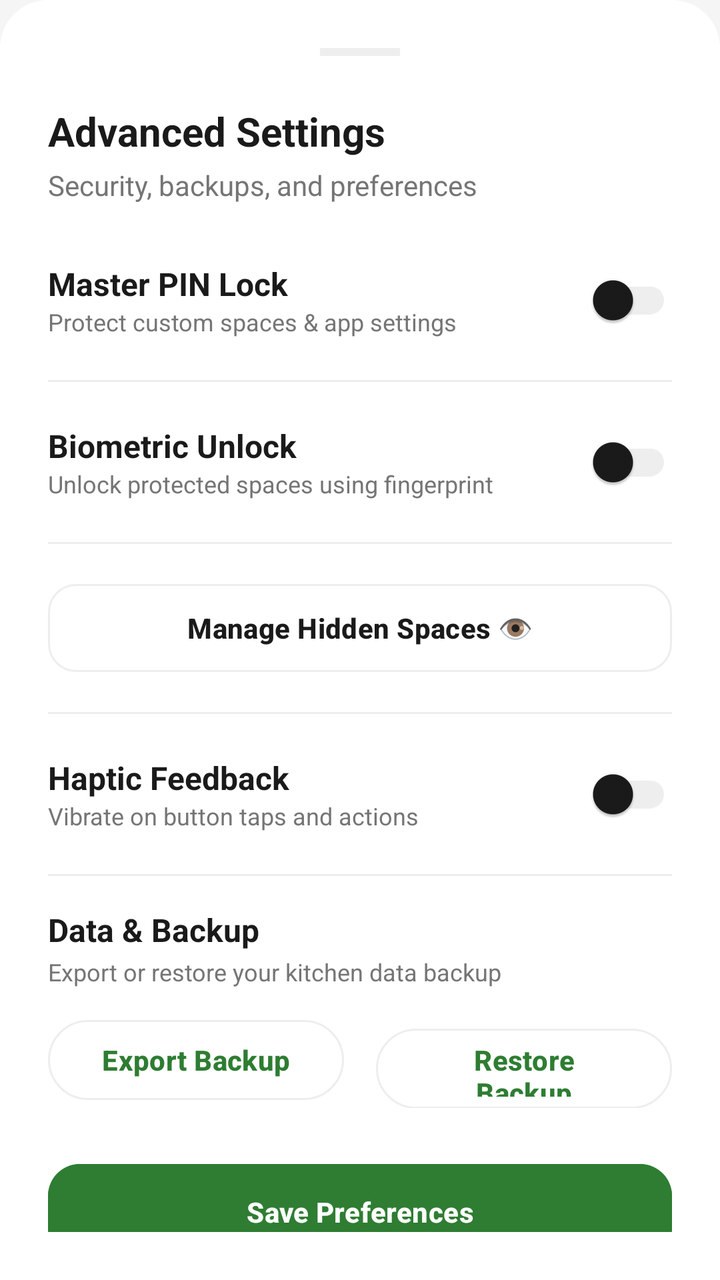
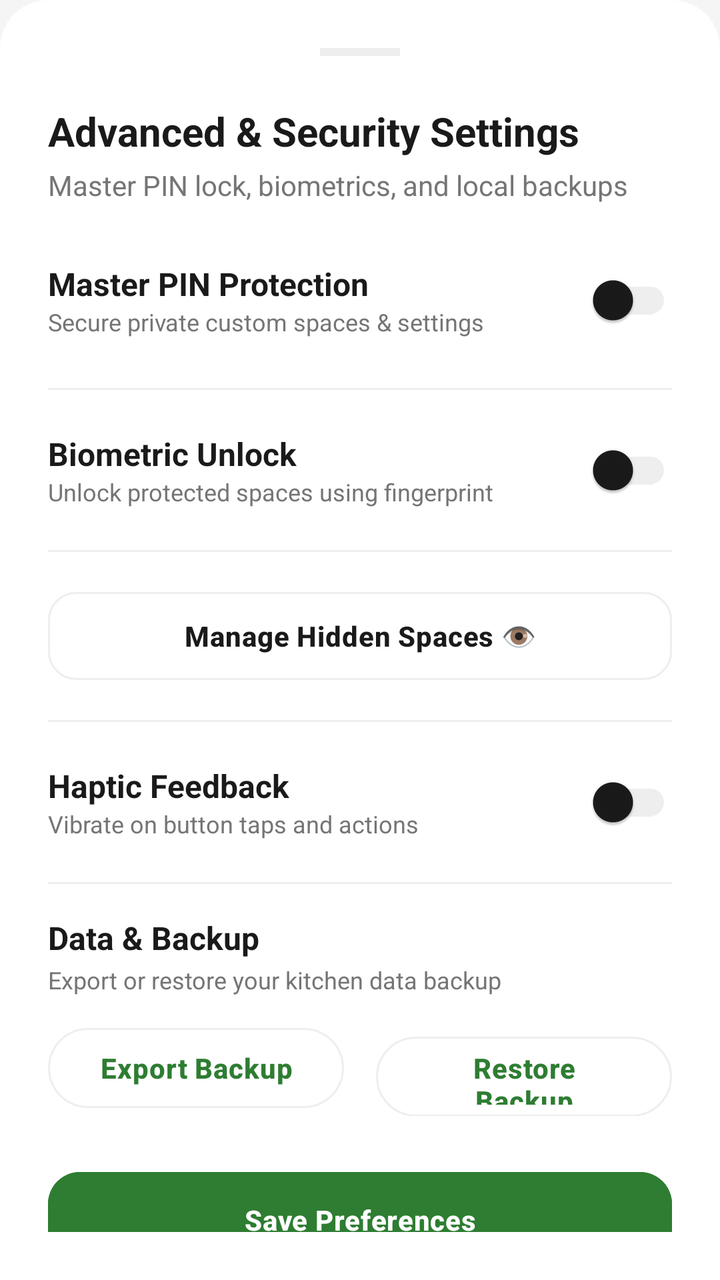

Before-and-after screenshots of an Android layout around one commit, followed by the original layout XML and the change that was made.
<!-- AndroidManifest.xml: application theme Theme.FridgeWise -->
<!-- res/layout/bottom_sheet_advanced_settings.xml -->
<?xml version="1.0" encoding="utf-8"?>
<LinearLayout xmlns:android="http://schemas.android.com/apk/res/android"
    xmlns:app="http://schemas.android.com/apk/res-auto"
    android:layout_width="match_parent"
    android:layout_height="wrap_content"
    android:background="@drawable/bg_bottom_sheet"
    android:orientation="vertical"
    android:padding="24dp">

    <View
        android:layout_width="40dp"
        android:layout_height="4dp"
        android:layout_gravity="center_horizontal"
        android:layout_marginBottom="24dp"
        android:background="@color/divider_color" />

    <TextView
        android:layout_width="wrap_content"
        android:layout_height="wrap_content"
        android:text="Advanced Settings"
        android:textColor="@color/profile_text_primary"
        android:textSize="20sp"
        android:textStyle="bold" />

    <TextView
        android:layout_width="wrap_content"
        android:layout_height="wrap_content"
        android:layout_marginTop="4dp"
        android:text="Security, backups, and preferences"
        android:textColor="@color/profile_text_secondary"
        android:textSize="14sp" />

    
    <LinearLayout
        android:layout_width="match_parent"
        android:layout_height="wrap_content"
        android:layout_marginTop="24dp"
        android:gravity="center_vertical"
        android:orientation="horizontal">

        <LinearLayout
            android:layout_width="0dp"
            android:layout_height="wrap_content"
            android:layout_weight="1"
            android:orientation="vertical">

            <TextView
                android:layout_width="wrap_content"
                android:layout_height="wrap_content"
                android:text="Master PIN Lock"
                android:textColor="@color/profile_text_primary"
                android:textSize="16sp"
                android:textStyle="bold" />

            <TextView
                android:layout_width="wrap_content"
                android:layout_height="wrap_content"
                android:text="Protect custom spaces &amp; app settings"
                android:textColor="@color/profile_text_secondary"
                android:textSize="12sp" />
        </LinearLayout>

        <androidx.appcompat.widget.SwitchCompat
            android:id="@+id/switchMasterLock"
            android:layout_width="wrap_content"
            android:layout_height="wrap_content" />
    </LinearLayout>

    <com.google.android.material.button.MaterialButton
        android:id="@+id/btnChangeMasterPin"
        style="@style/Widget.Material3.Button.TextButton"
        android:layout_width="wrap_content"
        android:layout_height="wrap_content"
        android:layout_marginTop="4dp"
        android:text="Change Master PIN"
        android:textColor="@color/green_primary"
        android:visibility="gone" />

    <View
        android:layout_width="match_parent"
        android:layout_height="1dp"
        android:layout_marginVertical="16dp"
        android:background="@color/divider_color" />

    
    <LinearLayout
        android:layout_width="match_parent"
        android:layout_height="wrap_content"
        android:gravity="center_vertical"
        android:orientation="horizontal">

        <LinearLayout
            android:layout_width="0dp"
            android:layout_height="wrap_content"
            android:layout_weight="1"
            android:orientation="vertical">

            <TextView
                android:layout_width="wrap_content"
                android:layout_height="wrap_content"
                android:text="Biometric Unlock"
                android:textColor="@color/profile_text_primary"
                android:textSize="16sp"
                android:textStyle="bold" />

            <TextView
                android:layout_width="wrap_content"
                android:layout_height="wrap_content"
                android:text="Unlock protected spaces using fingerprint"
                android:textColor="@color/profile_text_secondary"
                android:textSize="12sp" />
        </LinearLayout>

        <androidx.appcompat.widget.SwitchCompat
            android:id="@+id/switchBiometricLock"
            android:layout_width="wrap_content"
            android:layout_height="wrap_content" />
    </LinearLayout>

    <View
        android:layout_width="match_parent"
        android:layout_height="1dp"
        android:layout_marginVertical="16dp"
        android:background="@color/divider_color" />

    
    <com.google.android.material.button.MaterialButton
        android:id="@+id/btnManageHiddenSpaces"
        style="@style/Widget.Material3.Button.OutlinedButton"
        android:layout_width="match_parent"
        android:layout_height="52dp"
        android:text="Manage Hidden Spaces 👁"
        android:textAllCaps="false"
        android:textColor="@color/profile_text_primary"
        app:strokeColor="@color/divider_color"
        app:cornerRadius="14dp" />

    <View
        android:layout_width="match_parent"
        android:layout_height="1dp"
        android:layout_marginVertical="16dp"
        android:background="@color/divider_color" />

    <LinearLayout
        android:layout_width="match_parent"
        android:layout_height="wrap_content"
        android:gravity="center_vertical"
        android:orientation="horizontal">

        <LinearLayout
            android:layout_width="0dp"
            android:layout_height="wrap_content"
            android:layout_weight="1"
            android:orientation="vertical">

            <TextView
                android:layout_width="wrap_content"
                android:layout_height="wrap_content"
                android:text="Haptic Feedback"
                android:textColor="@color/profile_text_primary"
                android:textSize="16sp"
                android:textStyle="bold" />

            <TextView
                android:layout_width="wrap_content"
                android:layout_height="wrap_content"
                android:text="Vibrate on button taps and actions"
                android:textColor="@color/profile_text_secondary"
                android:textSize="12sp" />
        </LinearLayout>

        <androidx.appcompat.widget.SwitchCompat
            android:id="@+id/switchHaptic"
            android:layout_width="wrap_content"
            android:layout_height="wrap_content" />
    </LinearLayout>

    <View
        android:layout_width="match_parent"
        android:layout_height="1dp"
        android:layout_marginVertical="16dp"
        android:background="@color/divider_color" />

    <TextView
        android:layout_width="wrap_content"
        android:layout_height="wrap_content"
        android:text="Data &amp; Backup"
        android:textColor="@color/profile_text_primary"
        android:textSize="16sp"
        android:textStyle="bold" />

    <TextView
        android:layout_width="wrap_content"
        android:layout_height="wrap_content"
        android:layout_marginTop="2dp"
        android:text="Export or restore your kitchen data backup"
        android:textColor="@color/profile_text_secondary"
        android:textSize="12sp" />

    <LinearLayout
        android:layout_width="match_parent"
        android:layout_height="wrap_content"
        android:layout_marginTop="12dp"
        android:orientation="horizontal">

        <com.google.android.material.button.MaterialButton
            android:id="@+id/btnExportBackup"
            style="@style/Widget.Material3.Button.OutlinedButton"
            android:layout_width="0dp"
            android:layout_height="48dp"
            android:layout_weight="1"
            android:layout_marginEnd="8dp"
            android:text="Export Backup"
            android:textAllCaps="false" />

        <com.google.android.material.button.MaterialButton
            android:id="@+id/btnRestoreBackup"
            style="@style/Widget.Material3.Button.OutlinedButton"
            android:layout_width="0dp"
            android:layout_height="48dp"
            android:layout_weight="1"
            android:layout_marginStart="8dp"
            android:text="Restore Backup"
            android:textAllCaps="false" />
    </LinearLayout>

    <com.google.android.material.button.MaterialButton
        android:id="@+id/btnSaveAdvanced"
        android:layout_width="match_parent"
        android:layout_height="56dp"
        android:layout_marginTop="24dp"
        android:text="Save Preferences"
        android:textAllCaps="false"
        android:textColor="@color/white"
        android:textStyle="bold"
        app:cornerRadius="16dp"
        android:backgroundTint="@color/green_primary" />

</LinearLayout>
<!-- resources referenced by this layout -->
<resources>
  <color name="green_primary">#2E7D32</color>
  <color name="white">#FFFFFF</color>
  <color name="bg_secondary">#FFFFFF</color>
  <style name="Base.Theme.FridgeWise" parent="Theme.Material3.DayNight.NoActionBar">
  
          
          <item name="android:navigationBarColor">@color/bg_secondary</item>
          <item name="android:windowDrawsSystemBarBackgrounds">true</item>
  
          
          <item name="colorPrimary">@color/green_primary</item>
          <item name="colorOnPrimary">@color/white</item>
          <item name="colorPrimaryContainer">@color/green_pale</item>
          <item name="colorOnPrimaryContainer">@color/green_primary</item>
  
          <item name="colorSecondary">@color/profile_accent_teal</item>
          <item name="colorOnSecondary">@color/white</item>
  
          <item name="colorSurface">@color/bg_secondary</item>
          <item name="colorOnSurface">@color/text_primary</item>
          <item name="colorSurfaceVariant">@color/surface_elevated</item>
          <item name="colorOnSurfaceVariant">@color/text_secondary</item>
  
          <item name="android:windowBackground">@color/bg_primary</item>
          <item name="colorOutline">@color/divider_color</item>
  
          
          <item name="textAppearanceTitleLarge">@style/TextAppearance.App.TitleLarge</item>
          <item name="textAppearanceTitleMedium">@style/TextAppearance.App.TitleMedium</item>
          <item name="textAppearanceBodyLarge">@style/TextAppearance.App.BodyLarge</item>
          <item name="textAppearanceBodyMedium">@style/TextAppearance.App.BodyMedium</item>
          <item name="textAppearanceLabelLarge">@style/TextAppearance.App.LabelLarge</item>
  
          
          <item name="floatingActionButtonStyle">@style/Widget.App.FloatingActionButton</item>
      </style>
  <color name="green_pale">#E8F5E9</color>
  <color name="text_primary">#1A1A1A</color>
  <color name="bg_primary">#F5F5F5</color>
  <style name="TextAppearance.App.LabelLarge" parent="TextAppearance.Material3.LabelLarge">
          <item name="android:textColor">@color/green_primary</item>
          <item name="android:textStyle">bold</item>
          <item name="android:letterSpacing">0.01</item>
          <item name="android:includeFontPadding">false</item>
      </style>
  <!-- unchanged entries left out for length: 13 -->
</resources>

<!-- the commit's change to res/layout/bottom_sheet_advanced_settings.xml (unified diff, before → after) -->
@@ -17,7 +17,7 @@
     <TextView
         android:layout_width="wrap_content"
         android:layout_height="wrap_content"
-        android:text="Advanced Settings"
+        android:text="Advanced &amp; Security Settings"
         android:textColor="@color/profile_text_primary"
         android:textSize="20sp"
         android:textStyle="bold" />
@@ -26,7 +26,7 @@
         android:layout_width="wrap_content"
         android:layout_height="wrap_content"
         android:layout_marginTop="4dp"
-        android:text="Security, backups, and preferences"
+        android:text="Master PIN lock, biometrics, and local backups"
         android:textColor="@color/profile_text_secondary"
         android:textSize="14sp" />
 
@@ -47,7 +47,7 @@
             <TextView
                 android:layout_width="wrap_content"
                 android:layout_height="wrap_content"
-                android:text="Master PIN Lock"
+                android:text="Master PIN Protection"
                 android:textColor="@color/profile_text_primary"
                 android:textSize="16sp"
                 android:textStyle="bold" />
@@ -55,7 +55,7 @@
             <TextView
                 android:layout_width="wrap_content"
                 android:layout_height="wrap_content"
-                android:text="Protect custom spaces &amp; app settings"
+                android:text="Secure private custom spaces &amp; settings"
                 android:textColor="@color/profile_text_secondary"
                 android:textSize="12sp" />
         </LinearLayout>
@@ -66,15 +66,31 @@
             android:layout_height="wrap_content" />
     </LinearLayout>
 
-    <com.google.android.material.button.MaterialButton
-        android:id="@+id/btnChangeMasterPin"
-        style="@style/Widget.Material3.Button.TextButton"
-        android:layout_width="wrap_content"
-        android:layout_height="wrap_content"
-        android:layout_marginTop="4dp"
-        android:text="Change Master PIN"
-        android:textColor="@color/green_primary"
-        android:visibility="gone" />
+    <LinearLayout
+        android:layout_width="wrap_content"
+        android:layout_height="wrap_content"
+        android:orientation="horizontal"
+        android:layout_marginTop="4dp">
+
+        <com.google.android.material.button.MaterialButton
+            android:id="@+id/btnChangeMasterPin"
+            style="@style/Widget.Material3.Button.TextButton"
+            android:layout_width="wrap_content"
+            android:layout_height="wrap_content"
+            android:text="Change Master PIN"
+            android:textColor="@color/green_primary"
+            android:visibility="gone" />
+
+        <com.google.android.material.button.MaterialButton
+            android:id="@+id/btnViewRecoveryKey"
+            style="@style/Widget.Material3.Button.TextButton"
+            android:layout_width="wrap_content"
+            android:layout_height="wrap_content"
+            android:layout_marginStart="8dp"
+            android:text="View Recovery Key"
+            android:textColor="@color/profile_text_secondary"
+            android:visibility="gone" />
+    </LinearLayout>
 
     <View
         android:layout_width="match_parent"
<!-- resource entries referenced after the edit -->
@@ -27,24 +27,53 @@
           <item name="colorOutline">@color/divider_color</item>
   
           
+          <item name="textAppearanceHeadlineLarge">@style/TextAppearance.App.HeadlineLarge</item>
           <item name="textAppearanceTitleLarge">@style/TextAppearance.App.TitleLarge</item>
           <item name="textAppearanceTitleMedium">@style/TextAppearance.App.TitleMedium</item>
           <item name="textAppearanceBodyLarge">@style/TextAppearance.App.BodyLarge</item>
           <item name="textAppearanceBodyMedium">@style/TextAppearance.App.BodyMedium</item>
+          <item name="textAppearanceBodySmall">@style/TextAppearance.App.BodySmall</item>
           <item name="textAppearanceLabelLarge">@style/TextAppearance.App.LabelLarge</item>
+          <item name="textAppearanceLabelSmall">@style/TextAppearance.App.LabelSmall</item>
   
           
           <item name="floatingActionButtonStyle">@style/Widget.App.FloatingActionButton</item>
+          <item name="materialCardViewStyle">@style/Widget.App.CardView</item>
       </style>
   <color name="green_pale">#E8F5E9</color>
   <color name="text_primary">#1A1A1A</color>
   <color name="bg_primary">#F5F5F5</color>
+  <style name="TextAppearance.App.HeadlineLarge" parent="TextAppearance.Material3.HeadlineLarge">
+          <item name="android:textStyle">bold</item>
+          <item name="android:textColor">@color/text_primary</item>
+          <item name="android:letterSpacing">-0.03</item>
+          <item name="android:includeFontPadding">false</item>
+      </style>
+  <style name="TextAppearance.App.BodySmall" parent="TextAppearance.Material3.BodySmall">
+          <item name="android:textColor">@color/text_secondary</item>
+          <item name="android:letterSpacing">0.01</item>
+          <item name="android:includeFontPadding">false</item>
+      </style>
   <style name="TextAppearance.App.LabelLarge" parent="TextAppearance.Material3.LabelLarge">
           <item name="android:textColor">@color/green_primary</item>
           <item name="android:textStyle">bold</item>
-          <item name="android:letterSpacing">0.01</item>
+          <item name="android:letterSpacing">0.02</item>
           <item name="android:includeFontPadding">false</item>
       </style>
+  <style name="TextAppearance.App.LabelSmall" parent="TextAppearance.Material3.LabelSmall">
+          <item name="android:textColor">@color/text_secondary</item>
+          <item name="android:textStyle">bold</item>
+          <item name="android:letterSpacing">0.04</item>
+          <item name="android:includeFontPadding">false</item>
+      </style>
+  <style name="Widget.App.CardView" parent="Widget.Material3.CardView.Elevated">
+          <item name="cardCornerRadius">@dimen/radius_large</item>
+          <item name="cardElevation">0dp</item>
+          <item name="strokeWidth">1dp</item>
+          <item name="strokeColor">@color/divider_color</item>
+          <item name="cardBackgroundColor">@color/bg_secondary</item>
+      </style>
+  <dimen name="radius_large">24dp</dimen>
   <!-- unchanged entries left out for length: 13 -->
 </resources>
 
